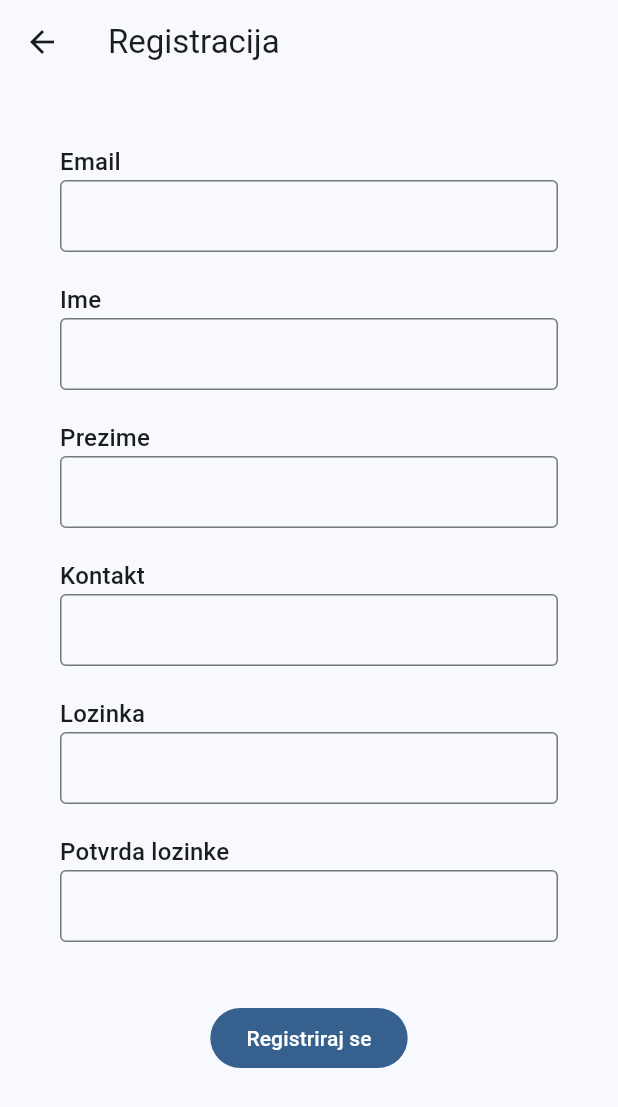
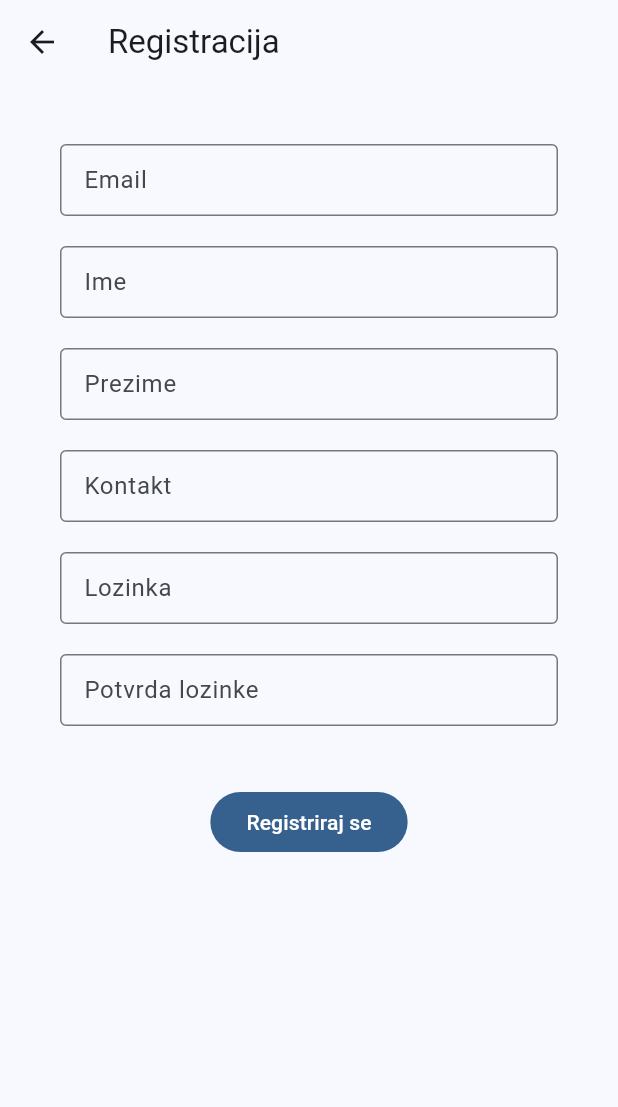
Before and after one commit to jmojzes21/TBP-Project, a Flutter app: the screen it shows after launch, after a tap on "Nastavi", after a tap on "Registracija", on a phone screen of 412 x 824 dp. Shown: the top 1107 px of the screen. Run offline on Flutter 3.47's test engine with Material 3 defaults, Android fonts, the phone set to English and light mode, and no system bars; our stand-ins replace font_awesome_flutter, shared_preferences; missing offline and left inert: postgres.

Commit message:
Update login and register page UI

```diff
--- a/tbp_app/lib/ui/pages/login_page.dart
+++ b/tbp_app/lib/ui/pages/login_page.dart
@@ -70,21 +70,21 @@ class _LoginPageState extends State<LoginPage> {
             mainAxisSize: MainAxisSize.min,
             crossAxisAlignment: CrossAxisAlignment.start,
             children: [
-              Text('Email', style: Theme.of(context).textTheme.titleMedium),
               TextField(
                 controller: tcEmail,
                 decoration: const InputDecoration(
                   isDense: true,
+                  label: Text('Email'),
                   border: OutlineInputBorder(),
                 ),
               ),
               const SizedBox(height: 20),
-              Text('Lozinka', style: Theme.of(context).textTheme.titleMedium),
               TextField(
                 controller: tcPassword,
                 obscureText: true,
                 decoration: const InputDecoration(
                   isDense: true,
+                  label: Text('Lozinka'),
                   border: OutlineInputBorder(),
                 ),
               ),
--- a/tbp_app/lib/ui/pages/register_page.dart
+++ b/tbp_app/lib/ui/pages/register_page.dart
@@ -58,58 +58,58 @@ class _RegisterPageState extends State<RegisterPage> {
             mainAxisSize: MainAxisSize.min,
             crossAxisAlignment: CrossAxisAlignment.start,
             children: [
-              Text('Email', style: Theme.of(context).textTheme.titleMedium),
               TextField(
                 controller: tcEmail,
                 decoration: const InputDecoration(
                   isDense: true,
+                  label: Text('Email'),
                   border: OutlineInputBorder(),
                 ),
               ),
               const SizedBox(height: 20),
-              Text('Ime', style: Theme.of(context).textTheme.titleMedium),
               TextField(
                 controller: tcFirstName,
                 decoration: const InputDecoration(
                   isDense: true,
+                  label: Text('Ime'),
                   border: OutlineInputBorder(),
                 ),
               ),
               const SizedBox(height: 20),
-              Text('Prezime', style: Theme.of(context).textTheme.titleMedium),
               TextField(
                 controller: tcLastName,
                 decoration: const InputDecoration(
                   isDense: true,
+                  label: Text('Prezime'),
                   border: OutlineInputBorder(),
                 ),
               ),
               const SizedBox(height: 20),
-              Text('Kontakt', style: Theme.of(context).textTheme.titleMedium),
               TextField(
                 controller: tcContact,
                 decoration: const InputDecoration(
                   isDense: true,
+                  label: Text('Kontakt'),
                   border: OutlineInputBorder(),
                 ),
               ),
               const SizedBox(height: 20),
-              Text('Lozinka', style: Theme.of(context).textTheme.titleMedium),
               TextField(
                 controller: tcPassword,
                 obscureText: true,
                 decoration: const InputDecoration(
                   isDense: true,
+                  label: Text('Lozinka'),
                   border: OutlineInputBorder(),
                 ),
               ),
               const SizedBox(height: 20),
-              Text('Potvrda lozinke', style: Theme.of(context).textTheme.titleMedium),
               TextField(
                 controller: tcConfirmPassword,
                 obscureText: true,
                 decoration: const InputDecoration(
                   isDense: true,
+                  label: Text('Potvrda lozinke'),
                   border: OutlineInputBorder(),
                 ),
               ),
```
